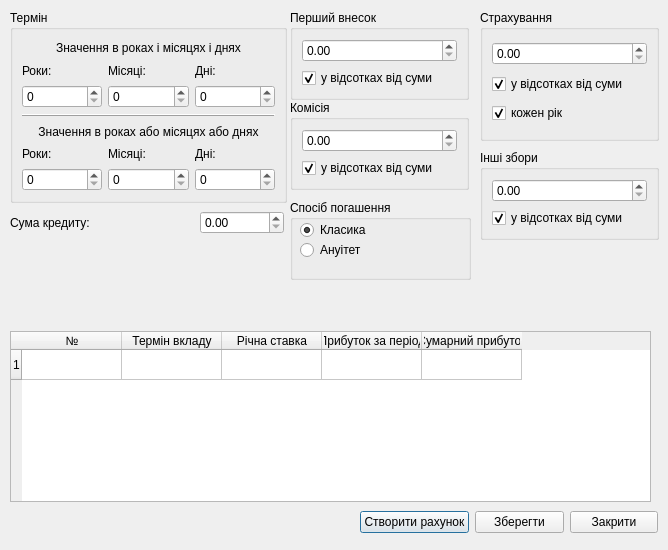
The window that src/credit_calculator.ui (blacksun-ua/percent_calc) describes before a commit, drawn with Qt 5.
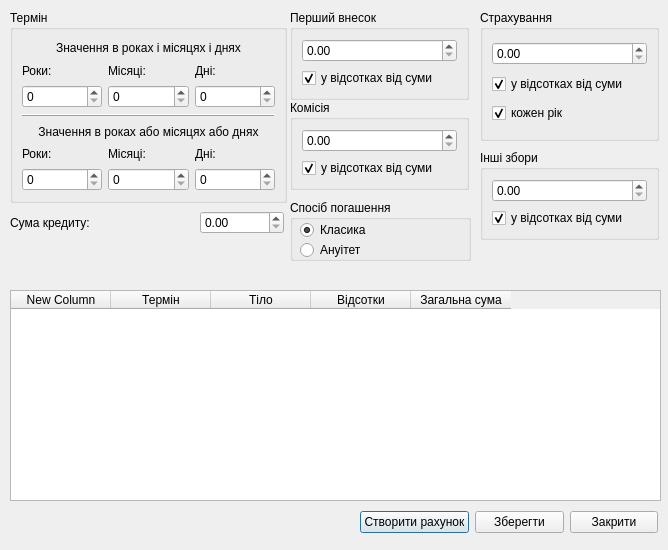
The same window after the commit.

What changed in the file:
```diff
--- a/src/credit_calculator.ui
+++ b/src/credit_calculator.ui
@@ -13,56 +13,6 @@
   <property name="windowTitle">
    <string>Кредитний калькулятор</string>
   </property>
-  <widget class="QTableWidget" name="tableWidget">
-   <property name="geometry">
-    <rect>
-     <x>10</x>
-     <y>331</y>
-     <width>641</width>
-     <height>171</height>
-    </rect>
-   </property>
-   <property name="wordWrap">
-    <bool>false</bool>
-   </property>
-   <property name="rowCount">
-    <number>1</number>
-   </property>
-   <property name="columnCount">
-    <number>5</number>
-   </property>
-   <row/>
-   <column>
-    <property name="text">
-     <string>№</string>
-    </property>
-   </column>
-   <column>
-    <property name="text">
-     <string>Термін вкладу</string>
-    </property>
-   </column>
-   <column>
-    <property name="text">
-     <string>Річна ставка</string>
-    </property>
-   </column>
-   <column>
-    <property name="text">
-     <string>Прибуток за період</string>
-    </property>
-    <property name="font">
-     <font>
-      <kerning>true</kerning>
-     </font>
-    </property>
-   </column>
-   <column>
-    <property name="text">
-     <string>Сумарний прибуток</string>
-    </property>
-   </column>
-  </widget>
   <widget class="QWidget" name="layoutWidget">
    <property name="geometry">
     <rect>
@@ -102,7 +52,7 @@
      <x>290</x>
      <y>200</y>
      <width>181</width>
-     <height>80</height>
+     <height>61</height>
     </rect>
    </property>
    <property name="title">
@@ -393,7 +343,7 @@
     </item>
    </layout>
   </widget>
-  <widget class="QWidget" name="">
+  <widget class="QWidget" name="layoutWidget">
    <property name="geometry">
     <rect>
      <x>10</x>
@@ -435,6 +385,41 @@
     </item>
    </layout>
   </widget>
+  <widget class="QTableWidget" name="tableWidget">
+   <property name="geometry">
+    <rect>
+     <x>10</x>
+     <y>290</y>
+     <width>651</width>
+     <height>211</height>
+    </rect>
+   </property>
+   <column>
+    <property name="text">
+     <string>New Column</string>
+    </property>
+   </column>
+   <column>
+    <property name="text">
+     <string>Термін</string>
+    </property>
+   </column>
+   <column>
+    <property name="text">
+     <string>Тіло</string>
+    </property>
+   </column>
+   <column>
+    <property name="text">
+     <string>Відсотки</string>
+    </property>
+   </column>
+   <column>
+    <property name="text">
+     <string>Загальна сума</string>
+    </property>
+   </column>
+  </widget>
   <zorder>layoutWidget</zorder>
   <zorder>layoutWidget</zorder>
   <zorder>layoutWidget</zorder>
```
Left out of the diff: 6 changed lines with no effect on the pictures.
